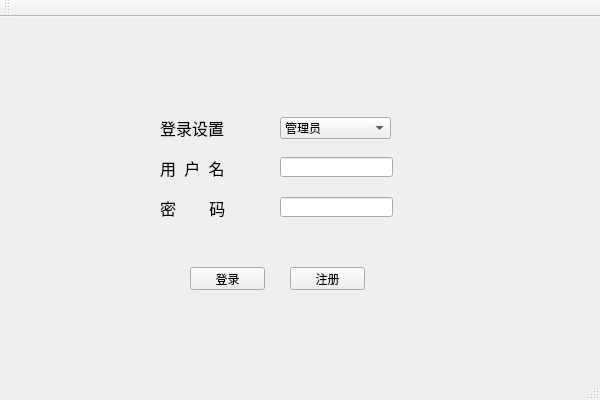
Qt form HX/HX.ui (HXhlx/Qt) before a commit.
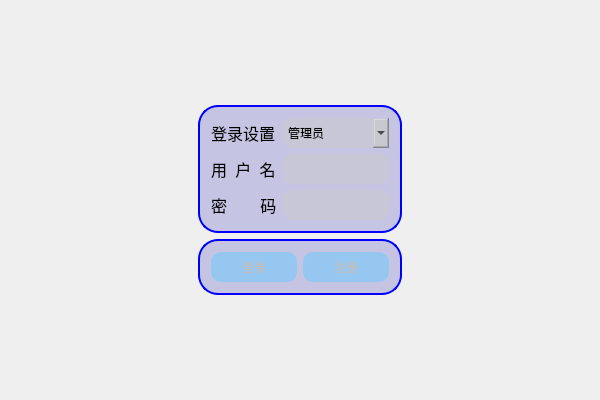
The same form after that commit. Icons and pictures are not drawn.

The edit to the form file:
```diff
--- a/HX/HX.ui
+++ b/HX/HX.ui
@@ -1,7 +1,7 @@
 <?xml version="1.0" encoding="UTF-8"?>
 <ui version="4.0">
- <class>HXClass</class>
- <widget class="QMainWindow" name="HXClass">
+ <class>HX</class>
+ <widget class="QDialog" name="HX">
   <property name="geometry">
    <rect>
     <x>0</x>
@@ -13,72 +13,162 @@
   <property name="windowTitle">
    <string>HX</string>
   </property>
-  <widget class="QWidget" name="centralWidget">
+  <property name="styleSheet">
+   <string notr="true">#HX{
+border-image:url(:/HX/images/登录.jpg)
+}
+
+.QGroupBox {
+    border: 2px solid blue;
+    background-color: rgb(100, 100, 200, 30%);
+    border-radius: 20%;
+}
+
+.QPushButton {
+    background-color: rgb(100, 200, 255, 50%);
+    border-radius: 10%;
+    width: 70px;
+    height: 30px;
+}
+
+.QLineEdit, .QComboBox {
+    background-color: rgb(200, 200, 200, 50%);
+    border-radius: 10%;
+    height: 30px;
+}</string>
+  </property>
+  <layout class="QGridLayout" name="gridLayout">
+   <item row="1" column="2">
+    <spacer name="horizontalSpacer_2">
+     <property name="orientation">
+      <enum>Qt::Horizontal</enum>
+     </property>
+     <property name="sizeHint" stdset="0">
+      <size>
+       <width>170</width>
+       <height>20</height>
+      </size>
+     </property>
+    </spacer>
+   </item>
+   <item row="1" column="0">
+    <spacer name="horizontalSpacer">
+     <property name="orientation">
+      <enum>Qt::Horizontal</enum>
+     </property>
+     <property name="sizeHint" stdset="0">
+      <size>
+       <width>171</width>
+       <height>20</height>
+      </size>
+     </property>
+    </spacer>
+   </item>
+   <item row="0" column="1">
+    <spacer name="verticalSpacer">
+     <property name="orientation">
+      <enum>Qt::Vertical</enum>
+     </property>
+     <property name="sizeHint" stdset="0">
+      <size>
+       <width>20</width>
+       <height>112</height>
+      </size>
+     </property>
+    </spacer>
+   </item>
+   <item row="4" column="1">
+    <spacer name="verticalSpacer_2">
+     <property name="orientation">
+      <enum>Qt::Vertical</enum>
+     </property>
+     <property name="sizeHint" stdset="0">
+      <size>
+       <width>20</width>
+       <height>111</height>
+      </size>
+     </property>
+    </spacer>
+   </item>
+   <item row="3" column="1">
+    <widget class="QGroupBox" name="groupBox_2">
+     <property name="autoFillBackground">
+      <bool>false</bool>
+     </property>
+     <property name="styleSheet">
+      <string notr="true"/>
+     </property>
+     <property name="title">
+      <string/>
+     </property>
+     <layout class="QHBoxLayout" name="horizontalLayout">
+      <item>
+       <widget class="QPushButton" name="Login">
+        <property name="enabled">
+         <bool>false</bool>
+        </property>
+        <property name="autoFillBackground">
+         <bool>false</bool>
+        </property>
+        <property name="text">
+         <string>登录</string>
+        </property>
+       </widget>
+      </item>
+      <item>
+       <widget class="QPushButton" name="Register">
+        <property name="enabled">
+         <bool>false</bool>
+        </property>
+        <property name="autoFillBackground">
+         <bool>false</bool>
+        </property>
+        <property name="text">
+         <string>注册</string>
+        </property>
+       </widget>
+      </item>
+     </layout>
+    </widget>
+   </item>
+   <item row="1" column="1">
+    <widget class="QGroupBox" name="groupBox">
+     <property name="autoFillBackground">
+      <bool>false</bool>
+     </property>
+     <property name="styleSheet">
+      <string notr="true"/>
+     </property>
+     <property name="title">
+      <string/>
+     </property>
+     <property name="flat">
+      <bool>false</bool>
+     </property>
+     <property name="checkable">
+      <bool>false</bool>
+     </property>
+     <layout class="QFormLayout" name="formLayout">
+      <item row="0" column="0">
    <widget class="QLabel" name="label">
-    <property name="geometry">
-     <rect>
-      <x>160</x>
-      <y>100</y>
-      <width>71</width>
-      <height>21</height>
-     </rect>
-    </property>
     <property name="font">
      <font>
       <family>华文行楷</family>
       <pointsize>12</pointsize>
      </font>
     </property>
+        <property name="autoFillBackground">
+         <bool>false</bool>
+        </property>
     <property name="text">
      <string>登录设置</string>
     </property>
    </widget>
-   <widget class="QLabel" name="label_2">
-    <property name="geometry">
-     <rect>
-      <x>160</x>
-      <y>140</y>
-      <width>71</width>
-      <height>21</height>
-     </rect>
-    </property>
-    <property name="font">
-     <font>
-      <family>华文行楷</family>
-      <pointsize>12</pointsize>
-     </font>
-    </property>
-    <property name="text">
-     <string>用  户  名</string>
-    </property>
-   </widget>
-   <widget class="QLabel" name="label_3">
-    <property name="geometry">
-     <rect>
-      <x>160</x>
-      <y>180</y>
-      <width>71</width>
-      <height>21</height>
-     </rect>
-    </property>
-    <property name="font">
-     <font>
-      <family>华文行楷</family>
-      <pointsize>12</pointsize>
-     </font>
-    </property>
-    <property name="text">
-     <string>密        码</string>
-    </property>
-   </widget>
+      </item>
+      <item row="0" column="1">
    <widget class="QComboBox" name="authority">
-    <property name="geometry">
-     <rect>
-      <x>280</x>
-      <y>100</y>
-      <width>111</width>
-      <height>22</height>
-     </rect>
+        <property name="autoFillBackground">
+         <bool>false</bool>
     </property>
     <item>
      <property name="text">
@@ -96,24 +186,44 @@
      </property>
     </item>
    </widget>
+      </item>
+      <item row="1" column="0">
+       <widget class="QLabel" name="label_2">
+        <property name="font">
+         <font>
+          <family>华文行楷</family>
+          <pointsize>12</pointsize>
+         </font>
+        </property>
+        <property name="text">
+         <string>用  户  名</string>
+        </property>
+       </widget>
+      </item>
+      <item row="1" column="1">
    <widget class="QLineEdit" name="username">
-    <property name="geometry">
-     <rect>
-      <x>280</x>
-      <y>140</y>
-      <width>113</width>
-      <height>20</height>
-     </rect>
-    </property>
-   </widget>
+        <property name="autoFillBackground">
+         <bool>false</bool>
+        </property>
+       </widget>
+      </item>
+      <item row="2" column="0">
+       <widget class="QLabel" name="label_3">
+        <property name="font">
+         <font>
+          <family>华文行楷</family>
+          <pointsize>12</pointsize>
+         </font>
+        </property>
+        <property name="text">
+         <string>密        码</string>
+        </property>
+       </widget>
+      </item>
+      <item row="2" column="1">
    <widget class="QLineEdit" name="password">
-    <property name="geometry">
-     <rect>
-      <x>280</x>
-      <y>180</y>
-      <width>113</width>
-      <height>20</height>
-     </rect>
+        <property name="autoFillBackground">
+         <bool>false</bool>
     </property>
     <property name="text">
      <string/>
@@ -122,52 +232,37 @@
      <enum>QLineEdit::Password</enum>
     </property>
    </widget>
-   <widget class="QPushButton" name="Login">
-    <property name="geometry">
-     <rect>
-      <x>190</x>
-      <y>250</y>
-      <width>75</width>
-      <height>23</height>
-     </rect>
-    </property>
-    <property name="text">
-     <string>登录</string>
-    </property>
-   </widget>
-   <widget class="QPushButton" name="Register">
-    <property name="geometry">
-     <rect>
-      <x>290</x>
-      <y>250</y>
-      <width>75</width>
-      <height>23</height>
-     </rect>
-    </property>
-    <property name="text">
-     <string>注册</string>
-    </property>
-   </widget>
-  </widget>
-  <widget class="QMenuBar" name="menuBar">
-   <property name="geometry">
-    <rect>
-     <x>0</x>
-     <y>0</y>
-     <width>600</width>
-     <height>23</height>
-    </rect>
-   </property>
-  </widget>
-  <widget class="QToolBar" name="mainToolBar">
-   <attribute name="toolBarArea">
-    <enum>TopToolBarArea</enum>
-   </attribute>
-   <attribute name="toolBarBreak">
-    <bool>false</bool>
-   </attribute>
-  </widget>
-  <widget class="QStatusBar" name="statusBar"/>
+      </item>
+     </layout>
+    </widget>
+   </item>
+   <item row="3" column="0">
+    <spacer name="horizontalSpacer_3">
+     <property name="orientation">
+      <enum>Qt::Horizontal</enum>
+     </property>
+     <property name="sizeHint" stdset="0">
+      <size>
+       <width>171</width>
+       <height>20</height>
+      </size>
+     </property>
+    </spacer>
+   </item>
+   <item row="3" column="2">
+    <spacer name="horizontalSpacer_5">
+     <property name="orientation">
+      <enum>Qt::Horizontal</enum>
+     </property>
+     <property name="sizeHint" stdset="0">
+      <size>
+       <width>170</width>
+       <height>20</height>
+      </size>
+     </property>
+    </spacer>
+   </item>
+  </layout>
  </widget>
  <layoutdefault spacing="6" margin="11"/>
  <resources>
```
Lines whose indentation alone changed are shown as unchanged.
